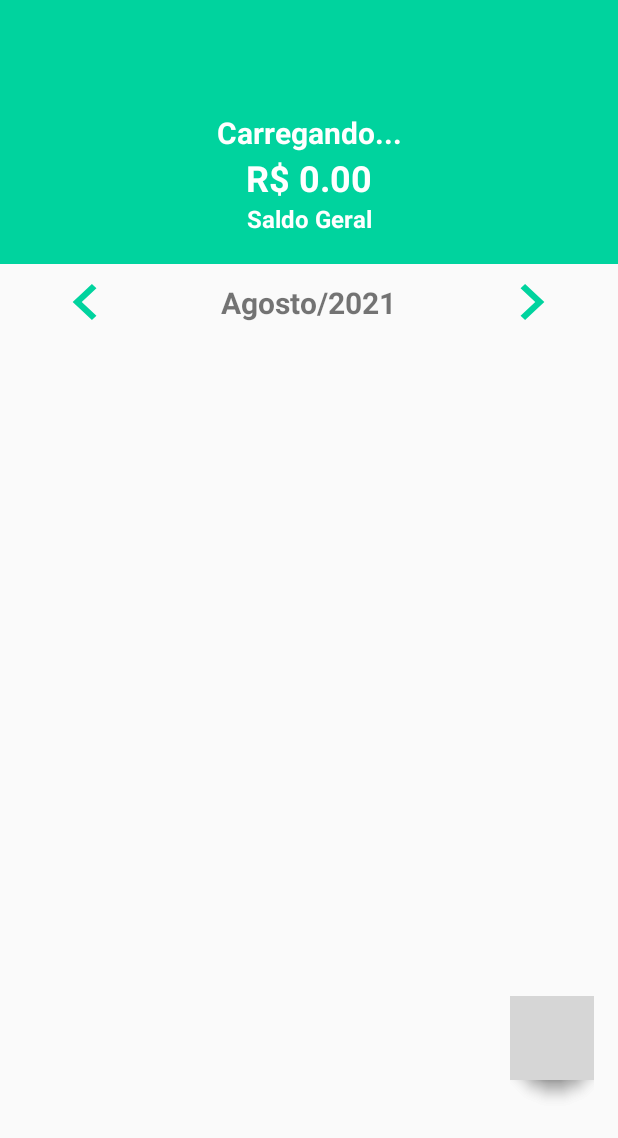
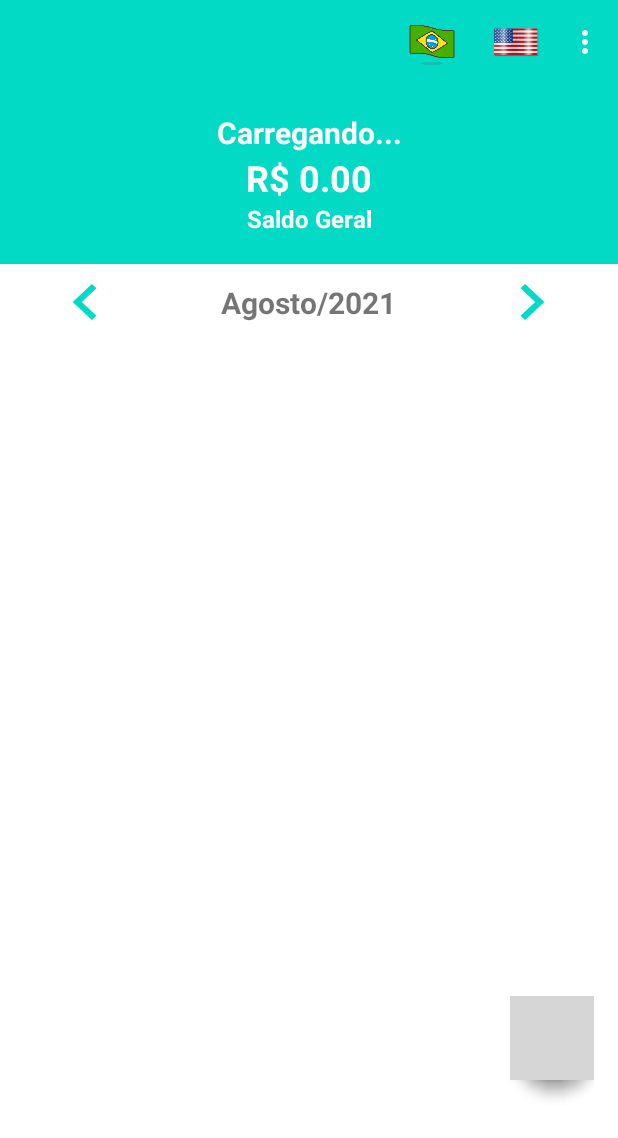
Before and after one commit to alvesgleibson/clone_organizze_firebase, an Android app: the screen it shows after launch once a user with an empty profile is signed in (MainLoginActivity), on a phone screen of 412 x 824 dp. Shown: the top 1138 px of the screen. Run offline under Robolectric (Android 15) with nearby library versions, the light colour scheme and no system bars; our stand-ins replace Firebase (no records; nobody signed in at launch, a user with empty details on screens opened directly); plain views replace FloatingActionButton, FloatingActionMenu; 2 statements that could not run were skipped; grey boxes are pictures that could not be loaded.

Commit message:
Added menu and full logout option.

```diff
--- a/app/src/main/AndroidManifest.xml
+++ b/app/src/main/AndroidManifest.xml
@@ -23,7 +23,6 @@
         <activity
             android:name=".project.activity.MainLoginActivity"
             android:exported="true"
-            android:theme="@style/IncomeTheme"
             />
         <activity
             android:name=".project.activity.AlreadyAccountActivity"
--- a/app/src/main/java/com/alvesgleibson/organizzeclonefirebase/project/activity/MainLoginActivity.java
+++ b/app/src/main/java/com/alvesgleibson/organizzeclonefirebase/project/activity/MainLoginActivity.java
@@ -8,9 +8,11 @@
 import android.os.Build;
 import android.os.Bundle;
 import android.view.Menu;
+import android.view.MenuItem;
 import android.view.View;
 import android.widget.TextView;
 import android.widget.Toast;
+import android.widget.Toolbar;
 
 import com.alvesgleibson.organizzeclonefirebase.R;
 import com.alvesgleibson.organizzeclonefirebase.project.entities.User;
@@ -25,10 +27,9 @@
 
 public class MainLoginActivity extends AppCompatActivity {
     private TextView viewText, txtBalance, txtName;
-    private String nameUser;
-    private Double numberAllUser;
     private DatabaseReference myDatabaseReference = SettingInstanceFirebase.getInstanceFirebaseDatabase();
     private FirebaseAuth myFirebaseAuth = SettingInstanceFirebase.getInstanceFirebaseAuthMethod();
+
 
     @RequiresApi(api = Build.VERSION_CODES.O)
     @Override
@@ -44,6 +45,34 @@
         viewText.setText(DateCustom.dateShowUser());
         showInformation();
 
+        getSupportActionBar().setTitle("");
+        getSupportActionBar().setElevation(0);
+
+
+    }
+
+
+    @Override
+    public boolean onCreateOptionsMenu(Menu menu) {
+
+        getMenuInflater().inflate(R.menu.pag_init, menu);
+        return super.onCreateOptionsMenu(menu);
+    }
+
+    @Override
+    public boolean onOptionsItemSelected(@NonNull MenuItem item) {
+
+        switch ( item.getItemId() ){
+            case R.id.logoffB:{
+                myFirebaseAuth.signOut();
+                finish();
+            }
+        }
+
+
+
+
+        return super.onOptionsItemSelected(item);
     }
 
     public void addIncome(View view){
--- a/app/src/main/res/layout/activity_main_login.xml
+++ b/app/src/main/res/layout/activity_main_login.xml
@@ -8,11 +8,6 @@
 
     android:orientation="vertical"
     tools:context=".project.activity.MainLoginActivity">
-
-    <include
-        layout="@layout/toolbar"
-        android:layout_width="match_parent"
-        android:layout_height="wrap_content" />
 
     <LinearLayout
         android:id="@+id/linearLayout"
--- a/app/src/main/res/layout/toolbar.xml
+++ /dev/null
@@ -1,13 +0,0 @@
-<?xml version="1.0" encoding="utf-8"?>
-<FrameLayout xmlns:android="http://schemas.android.com/apk/res/android"
-    android:layout_width="match_parent"
-    android:layout_height="match_parent">
-
-    <androidx.appcompat.widget.Toolbar
-        android:id="@+id/toolbar2"
-        android:layout_width="match_parent"
-        android:layout_height="wrap_content"
-        android:background="?attr/colorPrimary"
-        android:minHeight="?attr/actionBarSize"
-        android:theme="?attr/actionBarTheme" />
-</FrameLayout>
--- /dev/null
+++ b/app/src/main/res/menu/pag_init.xml
@@ -0,0 +1,29 @@
+<?xml version="1.0" encoding="utf-8"?>
+<menu xmlns:android="http://schemas.android.com/apk/res/android"
+    xmlns:app="http://schemas.android.com/apk/res-auto">
+
+    <item
+        android:title="ss"
+        android:id="@+id/ptBrazil"
+        android:icon="@drawable/brasil"
+        android:orderInCategory="100"
+        app:showAsAction="ifRoom"
+
+
+        />
+    <item
+        android:title="ss"
+        android:id="@+id/engUSA"
+        android:icon="@drawable/states"
+        android:orderInCategory="200"
+        app:showAsAction="ifRoom"
+
+        />
+    <item
+        android:title="Sair"
+        android:id="@+id/logoffB"
+        android:orderInCategory="300"
+
+        />
+
+</menu>
```
Also changed, not shown: app/src/main/res/drawable/brasil.png (added), app/src/main/res/drawable/states.png (added).
